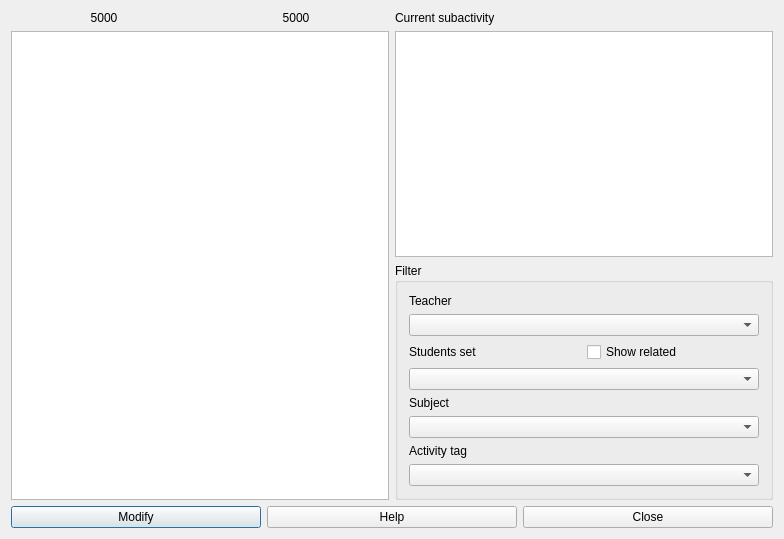
Above: fet/src/interface/subactivitiesform_template.ui from vonmecheln/fet before the change. Below: the same form after it.
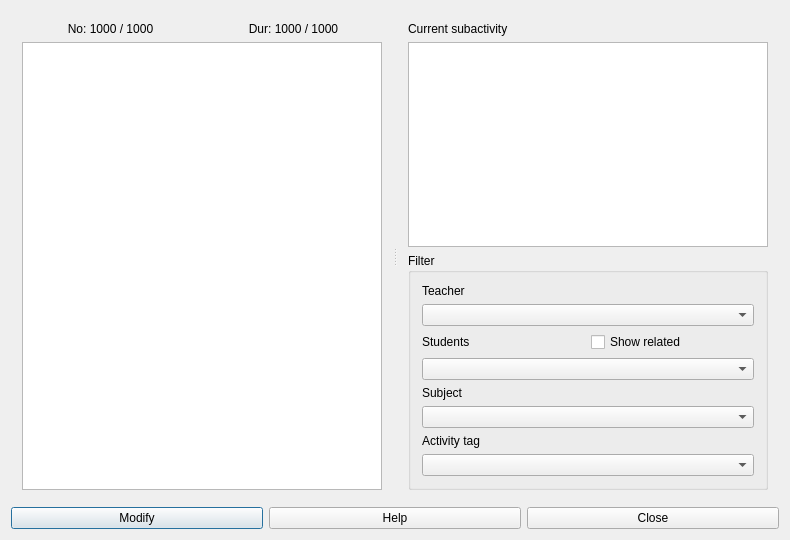
That is the form after the change.

What changed in the file:
```diff
--- a/fet/src/interface/subactivitiesform_template.ui
+++ b/fet/src/interface/subactivitiesform_template.ui
@@ -6,20 +6,25 @@
    <rect>
     <x>0</x>
     <y>0</y>
-    <width>784</width>
-    <height>539</height>
+    <width>790</width>
+    <height>540</height>
    </rect>
   </property>
   <property name="windowTitle">
    <string extracomment="The title of the dialog of individual subactivities">The individual subactivities</string>
   </property>
+  <layout class="QGridLayout" name="gridLayout_3">
+   <item row="0" column="0">
+    <widget class="QSplitter" name="splitter">
+     <property name="orientation">
+      <enum>Qt::Horizontal</enum>
+     </property>
+     <widget class="QWidget" name="layoutWidget">
   <layout class="QGridLayout" name="gridLayout_2">
    <item row="0" column="0">
-    <layout class="QHBoxLayout" name="horizontalLayout_2">
-     <item>
       <widget class="QLabel" name="activeTextLabel">
        <property name="text">
-        <string>5000</string>
+          <string notr="true">No: 1000 / 1000</string>
        </property>
        <property name="alignment">
         <set>Qt::AlignCenter</set>
@@ -28,23 +33,28 @@
         <bool>false</bool>
        </property>
       </widget>
-     </item>
-     <item>
-      <widget class="QLabel" name="totalTextLabel">
-       <property name="text">
-        <string>5000</string>
-       </property>
-       <property name="alignment">
-        <set>Qt::AlignCenter</set>
-       </property>
-       <property name="wordWrap">
-        <bool>false</bool>
-       </property>
-      </widget>
-     </item>
-    </layout>
    </item>
    <item row="0" column="1">
+        <widget class="QLabel" name="totalTextLabel">
+         <property name="text">
+          <string notr="true">Dur: 1000 / 1000</string>
+         </property>
+         <property name="alignment">
+          <set>Qt::AlignCenter</set>
+         </property>
+         <property name="wordWrap">
+          <bool>false</bool>
+         </property>
+        </widget>
+       </item>
+       <item row="1" column="0" colspan="2">
+        <widget class="QListWidget" name="subactivitiesListWidget"/>
+       </item>
+      </layout>
+     </widget>
+     <widget class="QWidget" name="layoutWidget2">
+      <layout class="QVBoxLayout" name="verticalLayout">
+       <item>
     <widget class="QLabel" name="activityDescriptionTextLabel">
      <property name="text">
       <string>Current subactivity</string>
@@ -54,18 +64,11 @@
      </property>
     </widget>
    </item>
-   <item row="1" column="0" rowspan="2">
-    <widget class="QListWidget" name="subactivitiesListWidget"/>
-   </item>
-   <item row="1" column="1">
-    <widget class="QTextEdit" name="subactivityTextEdit">
-     <property name="readOnly">
-      <bool>true</bool>
-     </property>
-    </widget>
-   </item>
-   <item row="2" column="1">
-    <widget class="QGroupBox" name="groupBox">
+       <item>
+        <widget class="QPlainTextEdit" name="subactivityTextEdit"/>
+       </item>
+       <item>
+        <widget class="QGroupBox" name="filterGroupBox">
      <property name="title">
       <string>Filter</string>
      </property>
@@ -75,32 +78,30 @@
         <property name="text">
          <string>Teacher</string>
         </property>
-        <property name="wordWrap">
-         <bool>false</bool>
-        </property>
-       </widget>
-      </item>
-      <item row="1" column="0" colspan="2">
+           </widget>
+          </item>
+          <item row="1" column="0">
        <widget class="QComboBox" name="teachersComboBox"/>
       </item>
       <item row="2" column="0">
+           <layout class="QHBoxLayout" name="horizontalLayout_2">
+            <item>
        <widget class="QLabel" name="studentsTextLabel">
         <property name="text">
-         <string>Students set</string>
-        </property>
-        <property name="wordWrap">
-         <bool>false</bool>
+               <string comment="It refers to students sets, but I want to keep the string short">Students</string>
         </property>
        </widget>
       </item>
-      <item row="2" column="1">
+            <item>
        <widget class="QCheckBox" name="recursiveCheckBox">
         <property name="text">
          <string>Show related</string>
         </property>
        </widget>
       </item>
-      <item row="3" column="0" colspan="2">
+           </layout>
+          </item>
+          <item row="3" column="0">
        <widget class="QComboBox" name="studentsComboBox"/>
       </item>
       <item row="4" column="0">
@@ -108,12 +109,9 @@
         <property name="text">
          <string>Subject</string>
         </property>
-        <property name="wordWrap">
-         <bool>false</bool>
-        </property>
-       </widget>
-      </item>
-      <item row="5" column="0" colspan="2">
+           </widget>
+          </item>
+          <item row="5" column="0">
        <widget class="QComboBox" name="subjectsComboBox"/>
       </item>
       <item row="6" column="0">
@@ -121,18 +119,19 @@
         <property name="text">
          <string>Activity tag</string>
         </property>
-        <property name="wordWrap">
-         <bool>false</bool>
-        </property>
-       </widget>
-      </item>
-      <item row="7" column="0" colspan="2">
+           </widget>
+          </item>
+          <item row="7" column="0">
        <widget class="QComboBox" name="activityTagsComboBox"/>
       </item>
      </layout>
     </widget>
    </item>
-   <item row="3" column="0" colspan="2">
+      </layout>
+     </widget>
+    </widget>
+   </item>
+   <item row="1" column="0">
     <layout class="QHBoxLayout" name="horizontalLayout">
      <item>
       <widget class="QPushButton" name="modifySubactivityPushButton">
```
Left out of the diff: 12 changed lines with no effect on the pictures. Lines whose indentation alone changed are shown as unchanged.
